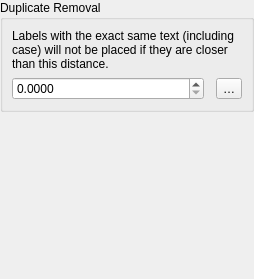
This is src/ui/qgslabelremoveduplicatesettingswidgetbase.ui in qgis/QGIS as Qt 5 draws it before an edit. The edited form follows.
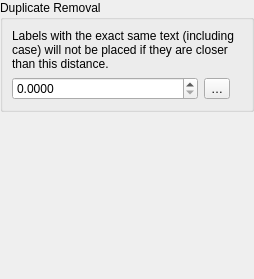
This is the edited form. Custom widgets are drawn as their Qt base class.

Commit message:
Move ExpressionContextGenerator of remove duplicates label ui
It was displayed next to the unit combo, not the value spinbox it changes.

The edit to the form file:
```diff
--- a/src/ui/qgslabelremoveduplicatesettingswidgetbase.ui
+++ b/src/ui/qgslabelremoveduplicatesettingswidgetbase.ui
@@ -64,20 +64,13 @@
        </widget>
       </item>
       <item row="1" column="2">
-       <widget class="QgsPropertyOverrideButton" name="mNoRepeatDistDDBtn">
-        <property name="text">
-         <string>…</string>
-        </property>
-       </widget>
-      </item>
-      <item row="1" column="1">
        <widget class="QgsUnitSelectionWidget" name="mNoRepeatDistUnitWidget" native="true">
         <property name="focusPolicy">
-         <enum>Qt::StrongFocus</enum>
+         <enum>Qt::FocusPolicy::StrongFocus</enum>
         </property>
        </widget>
       </item>
-      <item row="0" column="0" colspan="3">
+      <item row="0" column="0" colspan="4">
        <widget class="QLabel" name="label">
         <property name="text">
          <string>Labels with the exact same text (including case) will not be placed if they are closer than this distance.</string>
@@ -87,13 +80,20 @@
         </property>
        </widget>
       </item>
+      <item row="1" column="1">
+       <widget class="QgsPropertyOverrideButton" name="mNoRepeatDistDDBtn">
+        <property name="text">
+         <string>…</string>
+        </property>
+       </widget>
+      </item>
      </layout>
     </widget>
    </item>
    <item>
     <spacer name="verticalSpacer">
      <property name="orientation">
-      <enum>Qt::Vertical</enum>
+      <enum>Qt::Orientation::Vertical</enum>
      </property>
      <property name="sizeHint" stdset="0">
       <size>
```
